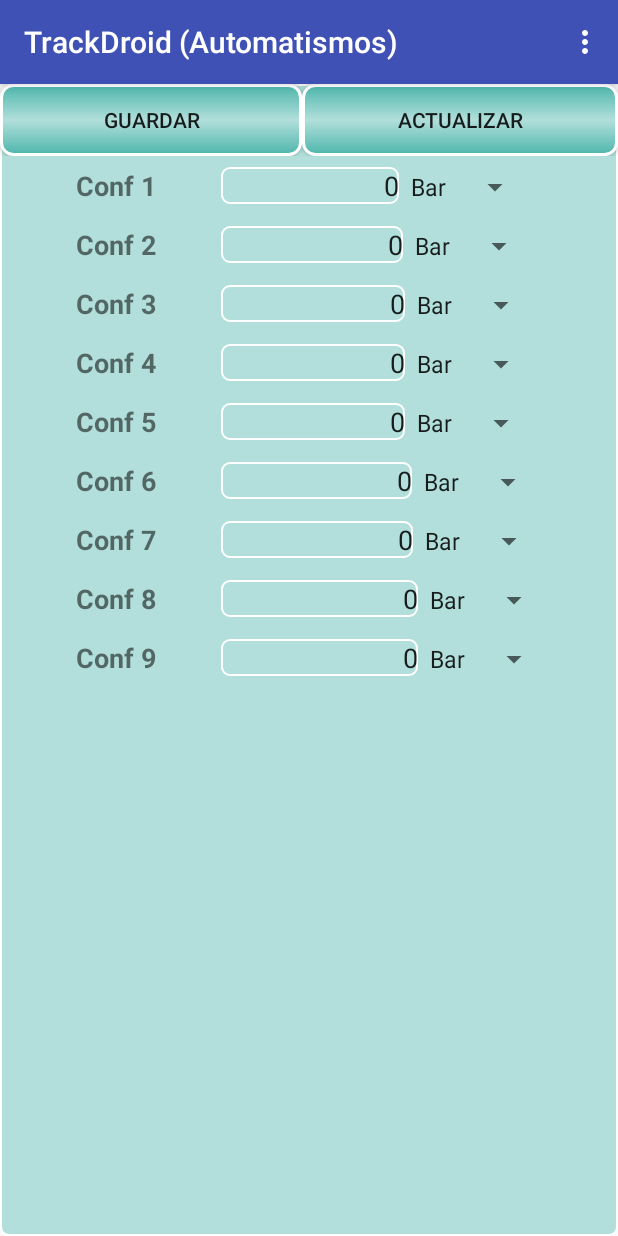
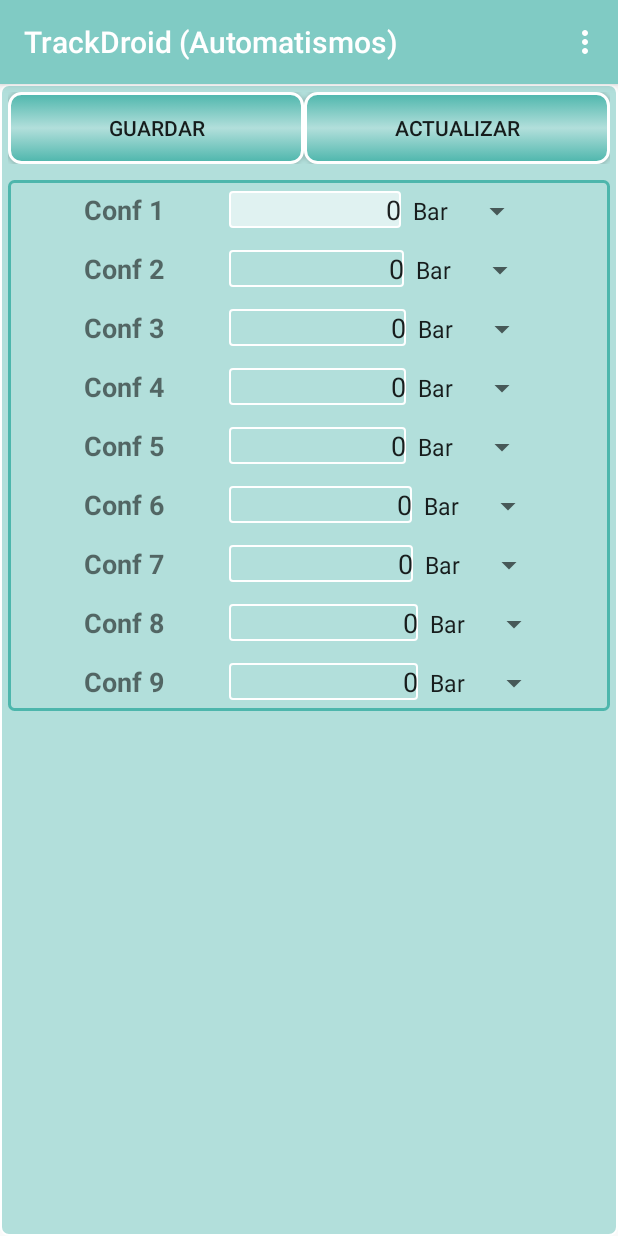
Before and after one commit to AndroidStudioProyects/TDroid-Final, an Android app: the Activity_Configuracion screen opened directly, with no data from a screen before it, on a phone screen of 412 x 824 dp. Run offline under Robolectric (Android 15) with nearby library versions, the phone set to English and light mode, and no system bars.

Commit message:
add edittext selector

```diff
--- a/app/src/main/java/com/example/giovanazzi/tdroid/Activity_Config_API.java
+++ b/app/src/main/java/com/example/giovanazzi/tdroid/Activity_Config_API.java
@@ -242,7 +242,6 @@ public class Activity_Config_API extends AppCompatActivity {
         client = new ClientAsyncTask();
         client.execute(IP, port, password + " " + pass_Nuevo); // envia passactual y nuevo
         d(TAG, "Envio: " + password+" "+pass_Nuevo);
-
         edit_pass_nuevo.setText("");
 
     }
--- a/app/src/main/java/com/example/giovanazzi/tdroid/Activity_Configuracion.java
+++ b/app/src/main/java/com/example/giovanazzi/tdroid/Activity_Configuracion.java
@@ -395,7 +395,7 @@ public class Activity_Configuracion extends AppCompatActivity {
         }
         @Override
         protected void onPostExecute(String s) {
-
+            d("REcibe", "s: "+s);
             if((s == null) || (s.equals(""))){
 
                } else {
--- /dev/null
+++ b/app/src/main/res/drawable/edittext_enable.xml
@@ -0,0 +1,10 @@
+<?xml version="1.0" encoding="utf-8"?>
+<shape xmlns:android="http://schemas.android.com/apk/res/android">
+    <solid
+        android:color="@color/md_teal_100"/>
+
+    <stroke
+        android:width="1dip"
+        android:color="@color/md_white_1000" />
+    <corners android:radius= "2dp" />
+</shape>
--- /dev/null
+++ b/app/src/main/res/drawable/edittext_focused.xml
@@ -0,0 +1,10 @@
+<?xml version="1.0" encoding="utf-8"?>
+<shape xmlns:android="http://schemas.android.com/apk/res/android">
+    <solid
+        android:color="@color/md_teal_50"/>
+
+    <stroke
+        android:width="1dip"
+        android:color="@color/md_white_1000" />
+    <corners android:radius= "2dp" />
+</shape>
--- a/app/src/main/res/drawable/fondo_2.xml
+++ b/app/src/main/res/drawable/fondo_2.xml
@@ -1,12 +1,12 @@
 <?xml version="1.0" encoding="utf-8"?>
 <shape xmlns:android="http://schemas.android.com/apk/res/android"
     android:shape="rectangle">
-    <solid android:color="@color/md_teal_300"></solid>
-    <corners android:radius="10dp" >
+
+    <corners android:radius="3dp" >
 
     </corners>
     <stroke android:width="2dp"
-        android:color="@color/md_white_1000">
+        android:color="@color/md_teal_300">
 
     </stroke>
 
--- /dev/null
+++ b/app/src/main/res/drawable/selector_edittext.xml
@@ -0,0 +1,14 @@
+<?xml version="1.0" encoding="utf-8"?>
+<selector xmlns:android="http://schemas.android.com/apk/res/android">
+    <item
+
+        android:state_enabled="true"
+        android:state_focused="false"
+
+        android:drawable="@drawable/edittext_enable" />
+    <item
+
+        android:state_focused="true"
+        android:state_enabled="true"
+        android:drawable="@drawable/edittext_focused" />
+</selector>
--- a/app/src/main/res/layout/activity_configuracion.xml
+++ b/app/src/main/res/layout/activity_configuracion.xml
@@ -8,6 +8,7 @@
         android:layout_width="match_parent"
         android:layout_height="wrap_content"
         android:orientation="horizontal"
+        android:padding="5dp"
         android:weightSum="1">
 
         <Button
@@ -16,6 +17,7 @@
             android:layout_height="wrap_content"
             android:background="@drawable/selector_1"
             android:layout_weight="0.5"
+            android:padding="5dp"
             android:text="Guardar" />
 
         <Button
@@ -23,6 +25,7 @@
             android:layout_width="wrap_content"
             android:layout_height="wrap_content"
             android:background="@drawable/selector_1"
+            android:padding="5dp"
             android:layout_weight="0.5"
             android:text="Actualizar" />
 
@@ -35,21 +38,24 @@
         <LinearLayout
             android:layout_width="match_parent"
             android:layout_height="wrap_content"
+            android:padding="5dp"
             android:orientation="vertical">
 
             <LinearLayout
                 android:layout_width="match_parent"
                 android:layout_height="wrap_content"
+                android:background="@drawable/fondo_2"
                 android:orientation="vertical">
 
                 <LinearLayout
                     android:layout_width="match_parent"
                     android:layout_height="wrap_content"
                     android:layout_margin="5dp"
+
                     android:orientation="horizontal"
-                    android:weightSum="1"
+                    android:padding="2dp"
 
-                    android:padding="2dp">
+                    android:weightSum="1">
 
                     <TextView
                         android:id="@+id/text_conf1"
@@ -65,13 +71,14 @@
                         android:id="@+id/edit_conf1"
                         android:layout_width="89dp"
                         android:layout_height="wrap_content"
-                        android:background="@drawable/fondo_3"
+                        android:layout_weight="0.37"
+                        android:background="@drawable/selector_edittext"
                         android:ems="10"
                         android:gravity="end"
                         android:inputType="number"
                         android:maxLength="6"
-                        android:text="0"
-                        android:layout_weight="0.37" />
+
+                        android:text="0" />
 
                     <Spinner
                         android:id="@+id/spin_Conf1"
@@ -84,8 +91,8 @@
                     android:layout_height="wrap_content"
                     android:layout_margin="5dp"
                     android:orientation="horizontal"
-                    android:weightSum="1"
-                   android:padding="2dp">
+                    android:padding="2dp"
+                    android:weightSum="1">
 
                     <TextView
                         android:id="@+id/text_conf2"
@@ -101,8 +108,8 @@
                         android:layout_width="89dp"
                         android:layout_height="wrap_content"
                         android:layout_weight="0.40"
+                        android:background="@drawable/selector_edittext"
                         android:ems="10"
-                        android:background="@drawable/fondo_3"
                         android:gravity="end"
                         android:inputType="number"
                         android:maxLength="6"
@@ -119,8 +126,8 @@
                     android:layout_height="wrap_content"
                     android:layout_margin="5dp"
                     android:orientation="horizontal"
-                    android:weightSum="1"
-                    android:padding="2dp">
+                    android:padding="2dp"
+                    android:weightSum="1">
 
                     <TextView
                         android:id="@+id/text_conf3"
@@ -135,13 +142,13 @@
                         android:id="@+id/edit_conf3"
                         android:layout_width="89dp"
                         android:layout_height="wrap_content"
+                        android:layout_weight="0.42"
+                        android:background="@drawable/selector_edittext"
                         android:ems="10"
                         android:gravity="end"
                         android:inputType="number"
-                        android:background="@drawable/fondo_3"
                         android:maxLength="6"
-                        android:text="0"
-                        android:layout_weight="0.42" />
+                        android:text="0" />
 
                     <Spinner
                         android:id="@+id/spin_Conf3"
@@ -154,8 +161,8 @@
                     android:layout_height="wrap_content"
                     android:layout_margin="5dp"
                     android:orientation="horizontal"
-                    android:weightSum="1"
-                    android:padding="2dp">
+                    android:padding="2dp"
+                    android:weightSum="1">
 
                     <TextView
                         android:id="@+id/text_conf4"
@@ -170,13 +177,13 @@
                         android:id="@+id/edit_conf4"
                         android:layout_width="89dp"
                         android:layout_height="wrap_content"
-                        android:background="@drawable/fondo_3"
+                        android:layout_weight="0.42"
+                        android:background="@drawable/selector_edittext"
                         android:ems="10"
                         android:gravity="end"
                         android:inputType="number"
                         android:maxLength="6"
-                        android:text="0"
-                        android:layout_weight="0.42" />
+                        android:text="0" />
 
                     <Spinner
                         android:id="@+id/spin_Conf4"
@@ -189,8 +196,8 @@
                     android:layout_height="wrap_content"
                     android:layout_margin="5dp"
                     android:orientation="horizontal"
-                    android:weightSum="1"
-                    android:padding="2dp">
+                    android:padding="2dp"
+                    android:weightSum="1">
 
                     <TextView
                         android:id="@+id/text_conf5"
@@ -205,13 +212,13 @@
                         android:id="@+id/edit_conf5"
                         android:layout_width="89dp"
                         android:layout_height="wrap_content"
+                        android:layout_weight="0.42"
+                        android:background="@drawable/selector_edittext"
                         android:ems="10"
                         android:gravity="end"
                         android:inputType="number"
-                        android:background="@drawable/fondo_3"
                         android:maxLength="6"
-                        android:text="0"
-                        android:layout_weight="0.42" />
+                        android:text="0" />
 
                     <Spinner
                         android:id="@+id/spin_Conf5"
@@ -224,8 +231,8 @@
                     android:layout_height="wrap_content"
                     android:layout_margin="5dp"
                     android:orientation="horizontal"
-                    android:weightSum="1"
-                    android:padding="2dp">
+                    android:padding="2dp"
+                    android:weightSum="1">
 
                     <TextView
                         android:id="@+id/text_conf6"
@@ -240,13 +247,13 @@
                         android:id="@+id/edit_conf6"
                         android:layout_width="89dp"
                         android:layout_height="wrap_content"
+                        android:layout_weight="0.48"
+                        android:background="@drawable/selector_edittext"
                         android:ems="10"
                         android:gravity="end"
                         android:inputType="number"
-                        android:background="@drawable/fondo_3"
                         android:maxLength="6"
-                        android:text="0"
-                        android:layout_weight="0.48" />
+                        android:text="0" />
 
                     <Spinner
                         android:id="@+id/spin_Conf6"
@@ -259,8 +266,8 @@
                     android:layout_height="wrap_content"
                     android:layout_margin="5dp"
                     android:orientation="horizontal"
-                    android:weightSum="1"
-                   android:padding="2dp">
+                    android:padding="2dp"
+                    android:weightSum="1">
 
                     <TextView
                         android:id="@+id/text_conf7"
@@ -275,13 +282,13 @@
                         android:id="@+id/edit_conf7"
                         android:layout_width="89dp"
                         android:layout_height="wrap_content"
+                        android:layout_weight="0.49"
+                        android:background="@drawable/selector_edittext"
                         android:ems="10"
                         android:gravity="end"
                         android:inputType="number"
-                        android:background="@drawable/fondo_3"
                         android:maxLength="6"
-                        android:text="0"
-                        android:layout_weight="0.49" />
+                        android:text="0" />
 
                     <Spinner
                         android:id="@+id/spin_Conf7"
@@ -294,8 +301,8 @@
                     android:layout_height="wrap_content"
                     android:layout_margin="5dp"
                     android:orientation="horizontal"
-                    android:weightSum="1"
-                    android:padding="2dp">
+                    android:padding="2dp"
+                    android:weightSum="1">
 
                     <TextView
                         android:id="@+id/text_conf8"
@@ -311,11 +318,11 @@
                         android:layout_width="89dp"
                         android:layout_height="wrap_content"
                         android:layout_weight="0.53"
+                        android:background="@drawable/selector_edittext"
                         android:ems="10"
                         android:gravity="end"
                         android:inputType="number"
                         android:maxLength="6"
-                        android:background="@drawable/fondo_3"
                         android:text="0" />
 
                     <Spinner
@@ -329,8 +336,8 @@
                     android:layout_height="wrap_content"
                     android:layout_margin="5dp"
                     android:orientation="horizontal"
-                    android:weightSum="1"
-                   android:padding="2dp">
+                    android:padding="2dp"
+                    android:weightSum="1">
 
 
                     <TextView
@@ -346,13 +353,13 @@
                         android:id="@+id/edit_conf9"
                         android:layout_width="89dp"
                         android:layout_height="wrap_content"
+                        android:layout_weight="0.53"
+                        android:background="@drawable/selector_edittext"
                         android:ems="10"
                         android:gravity="end"
                         android:inputType="number"
                         android:maxLength="6"
-                        android:background="@drawable/fondo_3"
-                        android:text="0"
-                        android:layout_weight="0.53" />
+                        android:text="0" />
 
                     <Spinner
                         android:id="@+id/spin_Conf9"
--- a/app/src/main/res/layout/activity_main.xml
+++ b/app/src/main/res/layout/activity_main.xml
@@ -88,7 +88,7 @@
                     android:layout_height="wrap_content"
                     android:orientation="horizontal"
                     android:background="@drawable/fondo_1"
-                    android:padding="2dp"
+
                     android:layout_margin="2dp"
                     android:layout_weight=".33">
 
@@ -111,7 +111,7 @@
                     android:orientation="horizontal"
                     android:layout_weight=".33"
                     android:background="@drawable/fondo_1"
-                    android:layout_margin="2dp"
+
                     android:padding="2dp">
 
                     <TextView
@@ -132,7 +132,7 @@
                     android:orientation="horizontal"
                     android:layout_weight=".33"
                     android:background="@drawable/fondo_1"
-                    android:layout_margin="2dp"
+
                     android:padding="2dp">
                     <TextView
                         android:id="@+id/text_IN_3"
@@ -162,7 +162,7 @@
                     android:layout_gravity="left"
                     android:orientation="horizontal"
                     android:layout_weight=".33"
-                    android:layout_margin="2dp"
+
                     android:background="@drawable/fondo_1"
                     android:padding="2dp">
 
@@ -184,7 +184,7 @@
                     android:orientation="horizontal"
                     android:layout_weight="0.33"
                     android:background="@drawable/fondo_1"
-                    android:layout_margin="2dp"
+
 
                     android:padding="2dp">
                     <TextView
@@ -205,7 +205,7 @@
                     android:orientation="horizontal"
                     android:layout_weight=".33"
                     android:background="@drawable/fondo_1"
-                    android:layout_margin="2dp"
+
 
                     android:padding="2dp">
                     <TextView
@@ -237,7 +237,7 @@
                     android:orientation="horizontal"
                     android:layout_weight="0.33"
                     android:background="@drawable/fondo_1"
-                    android:layout_margin="2dp"
+
                     android:padding="2dp">
 
                     <TextView
@@ -258,7 +258,7 @@
                     android:orientation="horizontal"
                     android:layout_weight="0.33"
                     android:background="@drawable/fondo_1"
-                    android:layout_margin="2dp"
+
                     android:padding="2dp">
                     <TextView
                         android:id="@+id/text_IN_8"
--- a/app/src/main/res/values/styles.xml
+++ b/app/src/main/res/values/styles.xml
@@ -3,7 +3,7 @@
     <!-- Base application theme. -->
     <style name="AppTheme" parent="Theme.AppCompat.Light.DarkActionBar">
         <!-- Customize your theme here. -->
-        <item name="colorPrimary">@color/colorPrimary</item>
+        <item name="colorPrimary">@color/md_teal_200</item>
         <item name="colorPrimaryDark">@color/colorPrimaryDark</item>
         <item name="colorAccent">@color/colorAccent</item>
     </style>
```
